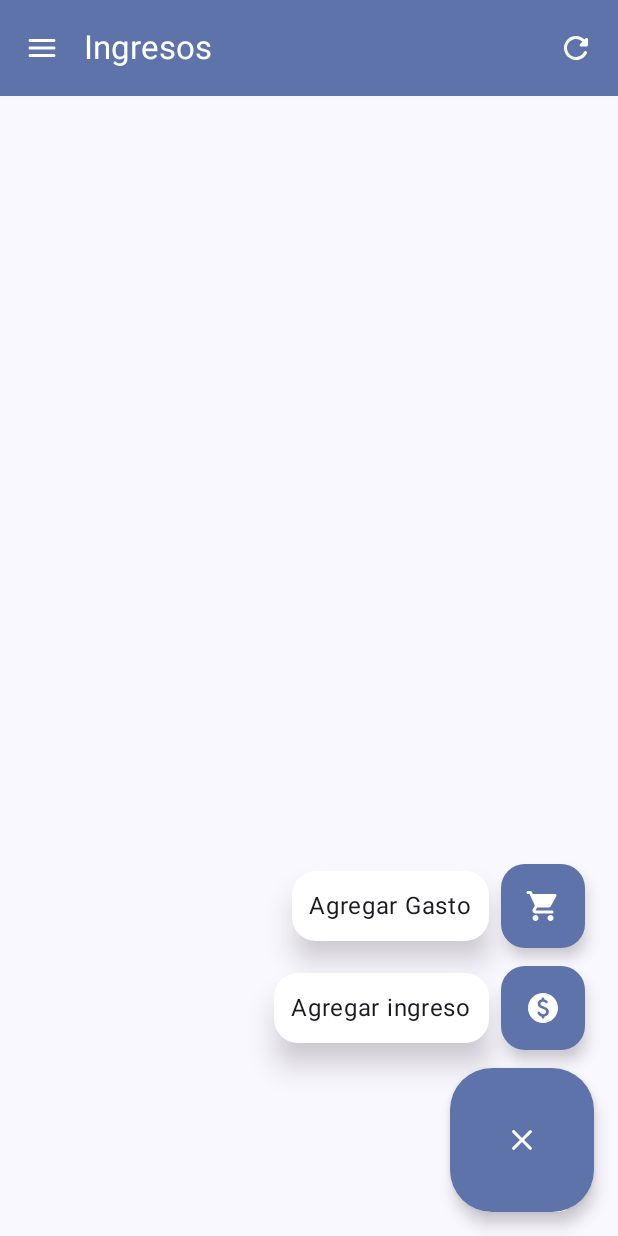
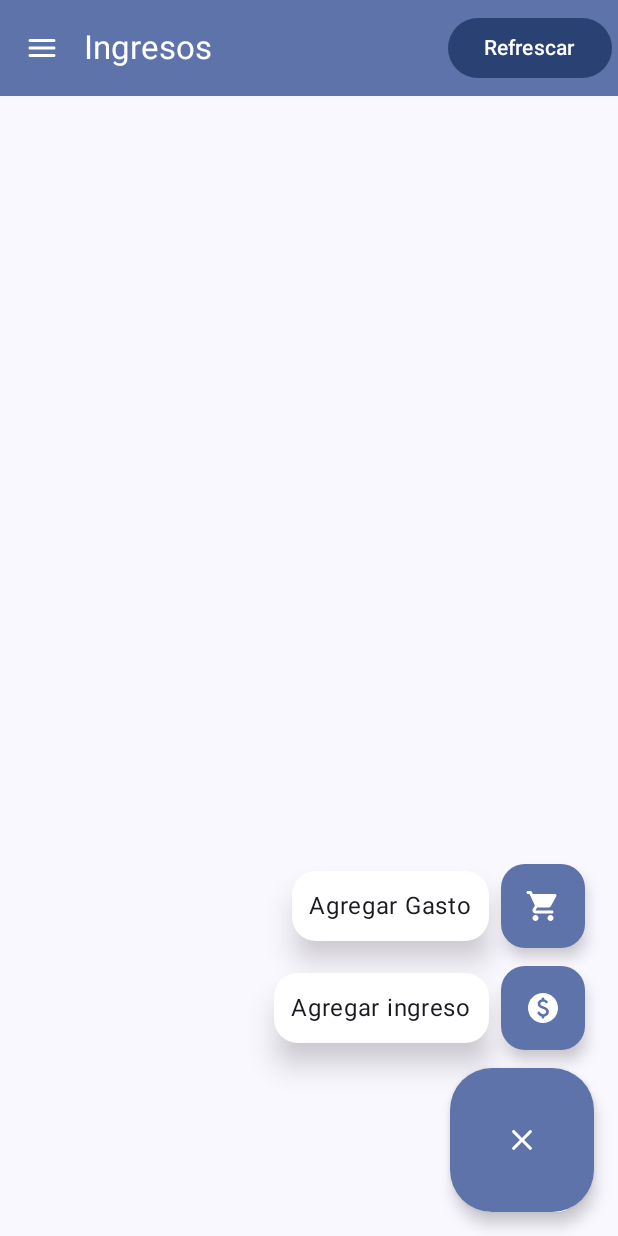
Before and after one commit to Isaakavo/expenses-compose, an Android app built with Jetpack Compose: the IncomesScreen screen opened through its navigation route, after a tap on "Agregar", on a phone screen of 412 x 824 dp. Run offline under Robolectric (Android 15) with nearby library versions, the phone set to English and light mode, and no system bars; our stand-ins replace Dagger/Hilt's generated code; libraries missing offline, so code that uses them is left out: com.apollographql.apollo3; 5 statements that could not run were skipped.

Commit message:
feat: create folder for incomes queries

```diff
--- a/app/src/main/java/com/avocado/expensescompose/data/ApolloExpenseClient.kt
+++ b/app/src/main/java/com/avocado/expensescompose/data/ApolloExpenseClient.kt
@@ -1,10 +1,7 @@
 package com.avocado.expensescompose.data
 
 import com.apollographql.apollo3.ApolloClient
-import com.apollographql.apollo3.api.ApolloResponse
-import com.avocado.AllIncomesQuery
 import com.avocado.ExpensesByFortnightQuery
-import com.avocado.IncomesByMonthQuery
 import com.avocado.expensescompose.data.adapters.graphql.scalar.Date
 import com.avocado.expensescompose.domain.Expense
 import com.avocado.expensescompose.domain.adapt
@@ -13,13 +10,6 @@ import java.time.LocalDateTime
 class ApolloExpenseClient(
   private val apolloClient: ApolloClient
 ) : ExpensesClient {
-
-  override suspend fun getIncomesByMonth(date: String): ApolloResponse<IncomesByMonthQuery.Data> =
-    apolloClient.query(IncomesByMonthQuery(Date(LocalDateTime.now()))).execute()
-
-  override suspend fun getAllIncomes(): ApolloResponse<AllIncomesQuery.Data> =
-    apolloClient.query(AllIncomesQuery()).execute()
-
   override suspend fun getExpensesByFortnight(): List<Expense> {
     return apolloClient
       //TODO make the request dynamic
--- a/app/src/main/java/com/avocado/expensescompose/data/ExpensesClient.kt
+++ b/app/src/main/java/com/avocado/expensescompose/data/ExpensesClient.kt
@@ -1,13 +1,8 @@
 package com.avocado.expensescompose.data
 
-import com.apollographql.apollo3.api.ApolloResponse
-import com.avocado.AllIncomesQuery
-import com.avocado.IncomesByMonthQuery
 import com.avocado.expensescompose.domain.Expense
 
 
 interface ExpensesClient {
-  suspend fun getIncomesByMonth(date: String): ApolloResponse<IncomesByMonthQuery.Data>
-  suspend fun getAllIncomes(): ApolloResponse<AllIncomesQuery.Data>
   suspend fun getExpensesByFortnight(): List<Expense>
 }
--- /dev/null
+++ b/app/src/main/java/com/avocado/expensescompose/data/apolloclients/incomes/ApolloIncomesClient.kt
@@ -0,0 +1,16 @@
+package com.avocado.expensescompose.data.apolloclients.incomes
+
+import com.apollographql.apollo3.ApolloClient
+import com.apollographql.apollo3.api.ApolloResponse
+import com.avocado.AllIncomesQuery
+import com.avocado.IncomesByMonthQuery
+import com.avocado.expensescompose.data.adapters.graphql.scalar.Date
+import java.time.LocalDateTime
+
+class ApolloIncomesClient(private val apolloClient: ApolloClient): IncomesClient {
+  override suspend fun getIncomesByMonth(date: String): ApolloResponse<IncomesByMonthQuery.Data> =
+    apolloClient.query(IncomesByMonthQuery(Date(LocalDateTime.now()))).execute()
+
+  override suspend fun getAllIncomes(): ApolloResponse<AllIncomesQuery.Data> =
+    apolloClient.query(AllIncomesQuery()).execute()
+}
--- /dev/null
+++ b/app/src/main/java/com/avocado/expensescompose/data/apolloclients/incomes/IncomesClient.kt
@@ -0,0 +1,10 @@
+package com.avocado.expensescompose.data.apolloclients.incomes
+
+import com.apollographql.apollo3.api.ApolloResponse
+import com.avocado.AllIncomesQuery
+import com.avocado.IncomesByMonthQuery
+
+interface IncomesClient {
+  suspend fun getIncomesByMonth(date: String): ApolloResponse<IncomesByMonthQuery.Data>
+  suspend fun getAllIncomes(): ApolloResponse<AllIncomesQuery.Data>
+}
--- a/app/src/main/java/com/avocado/expensescompose/di/AppModule.kt
+++ b/app/src/main/java/com/avocado/expensescompose/di/AppModule.kt
@@ -4,6 +4,8 @@ import android.content.Context
 import com.apollographql.apollo3.ApolloClient
 import com.avocado.expensescompose.data.ApolloExpenseClient
 import com.avocado.expensescompose.data.ExpensesClient
+import com.avocado.expensescompose.data.apolloclients.incomes.ApolloIncomesClient
+import com.avocado.expensescompose.data.apolloclients.incomes.IncomesClient
 import com.avocado.expensescompose.data.interceptor.AuthorizationInterceptor
 import com.avocado.expensescompose.data.model.auth.Constants
 import com.avocado.expensescompose.data.network.LoginJwtClient
@@ -52,6 +54,10 @@ object AppModule {
   fun provideExpenseClient(apolloClient: ApolloClient): ExpensesClient =
     ApolloExpenseClient(apolloClient)
 
+  @Provides
+  @Singleton
+  fun provideIncomesClient(apolloClient: ApolloClient): IncomesClient =
+    ApolloIncomesClient(apolloClient)
 
   @Provides
   @Singleton
@@ -61,8 +67,8 @@ object AppModule {
 
   @Provides
   @Singleton
-  fun provideIncomeUseCase(expensesClient: ExpensesClient): GetIncomeUseCase =
-    GetIncomeUseCase(expensesClient)
+  fun provideIncomeUseCase(incomesClient: IncomesClient): GetIncomeUseCase =
+    GetIncomeUseCase(incomesClient)
 
 
   @Provides
--- a/app/src/main/java/com/avocado/expensescompose/domain/income/GetIncomeUseCase.kt
+++ b/app/src/main/java/com/avocado/expensescompose/domain/income/GetIncomeUseCase.kt
@@ -3,16 +3,16 @@ package com.avocado.expensescompose.domain.income
 import com.apollographql.apollo3.api.ApolloResponse
 import com.avocado.AllIncomesQuery
 import com.avocado.IncomesByMonthQuery
-import com.avocado.expensescompose.data.ExpensesClient
+import com.avocado.expensescompose.data.apolloclients.incomes.IncomesClient
 
 class GetIncomeUseCase(
-    private val expenseClient: ExpensesClient
+    private val incomesClient: IncomesClient
 ) {
 
     suspend fun executeAllIncomes(): ApolloResponse<AllIncomesQuery.Data> =
-        expenseClient.getAllIncomes()
+        incomesClient.getAllIncomes()
 
     suspend fun executeIncomesByMonth(date: String): ApolloResponse<IncomesByMonthQuery.Data> =
-        expenseClient.getIncomesByMonth(date)
+        incomesClient.getIncomesByMonth(date)
 
 }
--- a/app/src/main/java/com/avocado/expensescompose/presentation/incomes/addscreen/AddIncomeScreen.kt
+++ b/app/src/main/java/com/avocado/expensescompose/presentation/incomes/addscreen/AddIncomeScreen.kt
@@ -10,7 +10,6 @@ import androidx.compose.foundation.layout.padding
 import androidx.compose.foundation.text.KeyboardOptions
 import androidx.compose.material.icons.Icons
 import androidx.compose.material.icons.rounded.ArrowBack
-import androidx.compose.material.icons.rounded.Check
 import androidx.compose.material3.DatePicker
 import androidx.compose.material3.DatePickerDialog
 import androidx.compose.material3.ExperimentalMaterial3Api
@@ -54,7 +53,7 @@ fun AddIncomeScreen(
       AppBar(
         title = "Agregar ingreso",
         icon = Icons.Rounded.ArrowBack,
-        actionIcon = Icons.Rounded.Check,
+        buttonText = "Guardar",
         iconClickAction = { navController.popBackStack() }) {
 
       }
--- a/app/src/main/java/com/avocado/expensescompose/presentation/incomes/homescreen/IncomesHomeScreen.kt
+++ b/app/src/main/java/com/avocado/expensescompose/presentation/incomes/homescreen/IncomesHomeScreen.kt
@@ -19,7 +19,6 @@ import androidx.compose.material.icons.filled.KeyboardArrowRight
 import androidx.compose.material.icons.rounded.Add
 import androidx.compose.material.icons.rounded.Close
 import androidx.compose.material.icons.rounded.Menu
-import androidx.compose.material.icons.rounded.Refresh
 import androidx.compose.material.icons.rounded.ShoppingCart
 import androidx.compose.material3.Card
 import androidx.compose.material3.CardDefaults
@@ -123,7 +122,7 @@ fun IncomeScreenContent(
   Scaffold(topBar = {
     AppBar(title = "Ingresos",
       icon = Icons.Rounded.Menu,
-      actionIcon = Icons.Rounded.Refresh,
+      buttonText = "Refrescar",
       iconClickAction = {}) {
       onEvent(IncomeEvent.FetchQuery)
     }
--- a/app/src/main/java/com/avocado/expensescompose/presentation/topbar/TopBar.kt
+++ b/app/src/main/java/com/avocado/expensescompose/presentation/topbar/TopBar.kt
@@ -2,6 +2,7 @@ package com.avocado.expensescompose.presentation.topbar
 
 import androidx.compose.foundation.clickable
 import androidx.compose.foundation.layout.padding
+import androidx.compose.material3.Button
 import androidx.compose.material3.ExperimentalMaterial3Api
 import androidx.compose.material3.Icon
 import androidx.compose.material3.MaterialTheme
@@ -19,9 +20,9 @@ import androidx.compose.ui.unit.dp
 fun AppBar(
   title: String,
   icon: ImageVector,
-    actionIcon: ImageVector,
+  buttonText: String = "",
   iconClickAction: () -> Unit,
-    actionIconClickAction: () -> Unit
+  actionItemOnClick: () -> Unit
 ) {
   TopAppBar(title = { Text(title, color = Color.White) },
     colors = TopAppBarDefaults.smallTopAppBarColors(containerColor = MaterialTheme.colorScheme.primaryContainer),
@@ -38,13 +39,10 @@ fun AppBar(
       )
     },
     actions = {
-            Icon(
-                imageVector = actionIcon,
-                contentDescription = "",
-                modifier = Modifier
-                    .padding(horizontal = 12.dp)
-                    .clickable { actionIconClickAction.invoke() },
-                tint = Color.White
-            )
+      if (buttonText.isNotEmpty()) {
+        Button(onClick = { actionItemOnClick.invoke() }) {
+          Text(text = buttonText)
+        }
+      }
     })
 }
```
Lines whose indentation alone changed are shown as unchanged.
